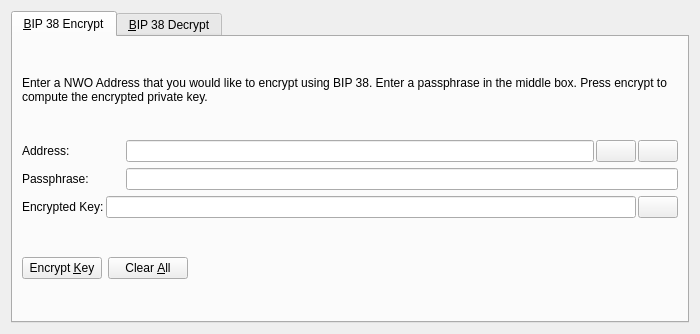
Qt form src/qt/forms/bip38tooldialog.ui (MotoAcidic/BaseSource) before a commit.
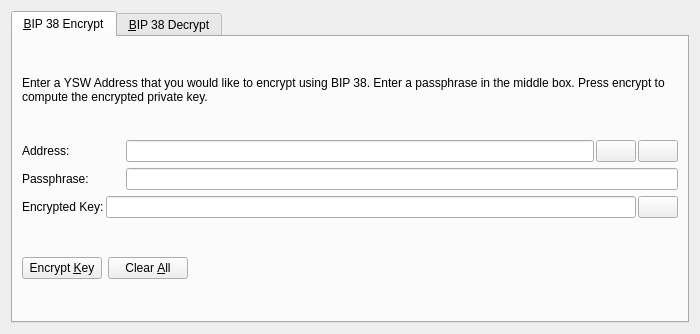
The same form after that commit. The open tabs and pages were chosen to show the change. Icons and pictures are not drawn. Custom widgets are drawn as their Qt base class.

```diff
--- a/src/qt/forms/bip38tooldialog.ui
+++ b/src/qt/forms/bip38tooldialog.ui
@@ -30,7 +30,7 @@
        <item>
         <widget class="QLabel" name="infoLabel_ENC">
          <property name="text">
-          <string>Enter a NWO Address that you would like to encrypt using BIP 38. Enter a passphrase in the middle box. Press encrypt to compute the encrypted private key.</string>
+          <string>Enter a YSW Address that you would like to encrypt using BIP 38. Enter a passphrase in the middle box. Press encrypt to compute the encrypted private key.</string>
          </property>
          <property name="textFormat">
           <enum>Qt::PlainText</enum>
```
Left out of the diff: 24 changed lines with no effect on the pictures.
